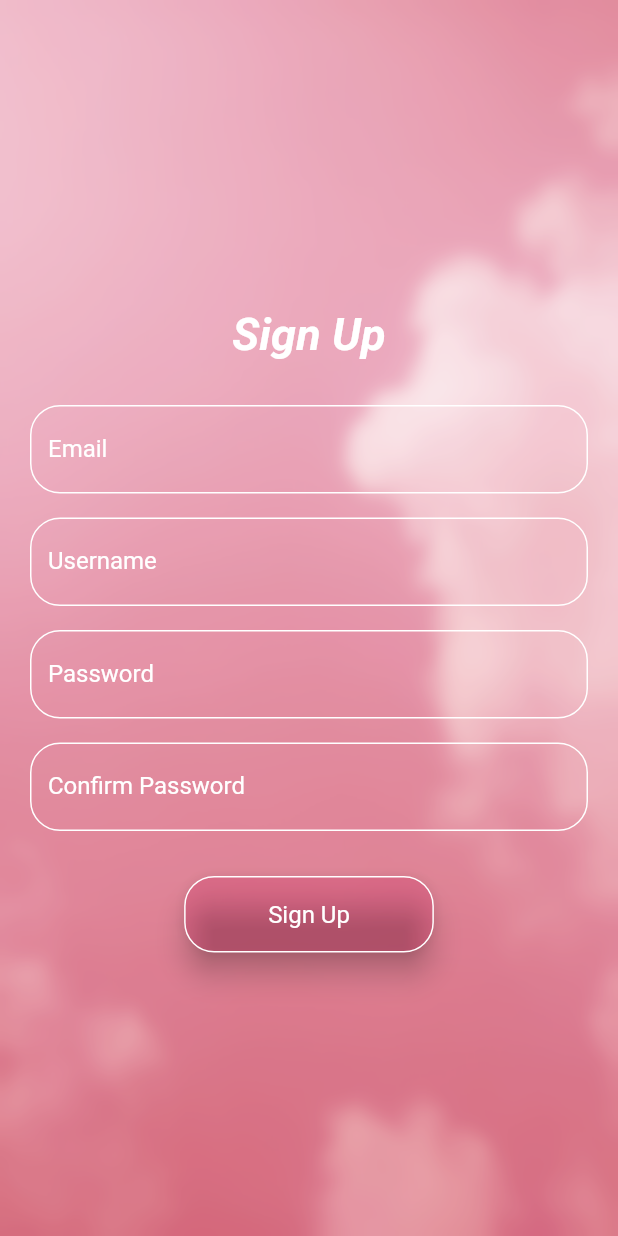
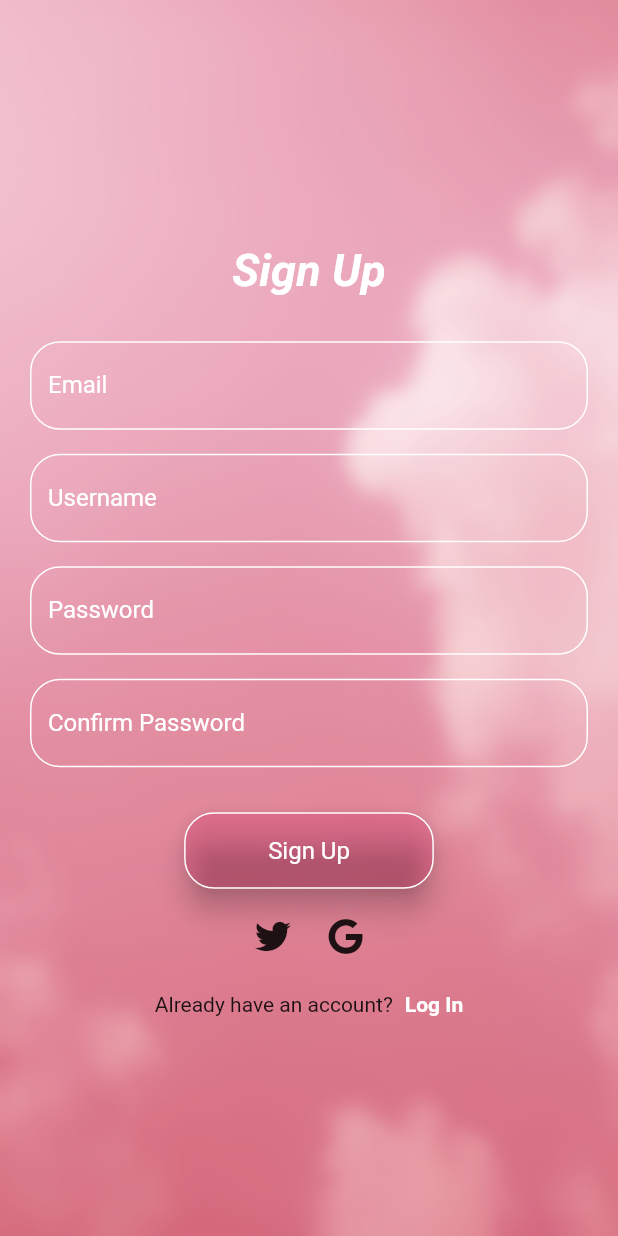
Before and after one commit to ameenakabir22/snippet_social_app, a Flutter app: the screen it shows after launch, on a phone screen of 412 x 824 dp. Run offline on Flutter 3.47's test engine with Material 2 defaults, Android fonts, the phone set to English and light mode, and no system bars; our stand-ins replace font_awesome_flutter.

Commit message:
i added the twitter and google icon for signing up with the accounts

```diff
--- a/lib/pages/sign_up.dart
+++ b/lib/pages/sign_up.dart
@@ -1,5 +1,6 @@
 import 'package:flutter/material.dart';
 import 'dart:ui';
+import 'package:font_awesome_flutter/font_awesome_flutter.dart';
 
 class SignUp extends StatefulWidget {
   const SignUp({Key? key}) : super(key: key);
@@ -188,6 +189,34 @@ class _SignUpState extends State<SignUp> {
                       ),
                     ),
                   ),
+                  SizedBox(
+                    height: 20.0,
+                  ),
+                  Row(
+                    mainAxisAlignment: MainAxisAlignment.center,
+                    children: [
+                      FaIcon(FontAwesomeIcons.twitter),
+                      SizedBox(width: 25),
+                      FaIcon(FontAwesomeIcons.google),
+                    ],
+                  ),
+                  SizedBox(
+                    height: 25,
+                  ),
+                  Row(
+                    mainAxisAlignment: MainAxisAlignment.center,
+                    children: [
+                      Text('Already have an account?'),
+                      SizedBox(
+                        width: 8,
+                      ),
+                      Text(
+                        'Log In',
+                        style: TextStyle(
+                            color: Colors.white, fontWeight: FontWeight.bold),
+                      ),
+                    ],
+                  )
                 ],
               ),
             ),
--- a/pubspec.yaml
+++ b/pubspec.yaml
@@ -9,6 +9,7 @@ environment:
 dependencies:
   flutter:
     sdk: flutter
+  font_awesome_flutter: ^10.4.0
 
 dev_dependencies:
   flutter_test:
```
